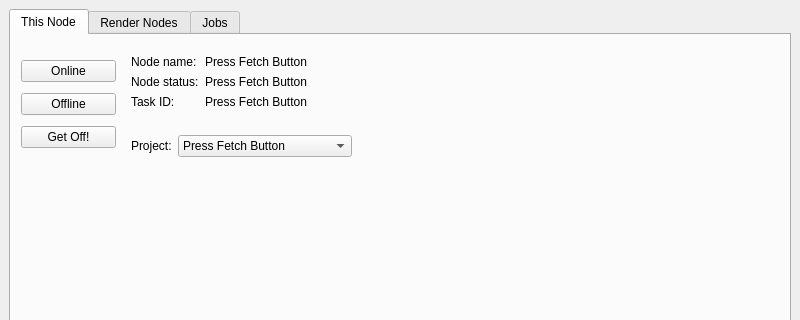
The window that Ui_FarmView.ui (CogswellProjectHydra/githubHydraRepo) describes before a commit, drawn with Qt 5; both pictures show x 0 to 800 and y 0 to 320 of the 800 by 471 pixel window.
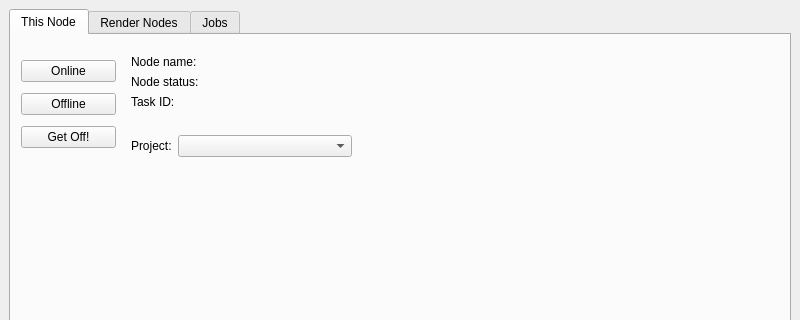
The same window after the commit.

Commit message: FarmView now works with unregistered machines

```diff
--- a/Ui_FarmView.ui
+++ b/Ui_FarmView.ui
@@ -111,7 +111,7 @@
          <item row="0" column="1">
           <widget class="QLabel" name="nodeNameLabel">
            <property name="text">
-            <string>Press Fetch Button</string>
+            <string/>
            </property>
           </widget>
          </item>
@@ -125,7 +125,7 @@
          <item row="1" column="1">
           <widget class="QLabel" name="nodeStatusLabel">
            <property name="text">
-            <string>Press Fetch Button</string>
+            <string/>
            </property>
           </widget>
          </item>
@@ -139,13 +139,13 @@
          <item row="2" column="1">
           <widget class="QLabel" name="taskIDLabel">
            <property name="text">
-            <string>Press Fetch Button</string>
+            <string/>
            </property>
           </widget>
          </item>
         </layout>
        </widget>
-       <widget class="QWidget" name="">
+       <widget class="QWidget" name="layoutWidget">
         <property name="geometry">
          <rect>
           <x>120</x>
@@ -167,21 +167,9 @@
          </item>
          <item row="0" column="1">
           <widget class="QComboBox" name="projectComboBox">
-           <item>
-            <property name="text">
-             <string>Press Fetch Button</string>
-            </property>
-           </item>
-           <item>
-            <property name="text">
-             <string>Project X</string>
-            </property>
-           </item>
-           <item>
-            <property name="text">
-             <string>Ericsson</string>
-            </property>
-           </item>
+           <property name="whatsThis">
+            <string>&lt;html&gt;&lt;head/&gt;&lt;body&gt;&lt;p&gt;&lt;br/&gt;&lt;/p&gt;&lt;/body&gt;&lt;/html&gt;</string>
+           </property>
           </widget>
          </item>
         </layout>
```
Left out of the diff: 9 changed lines with no effect on the pictures. The commit also changes 2 other files.
